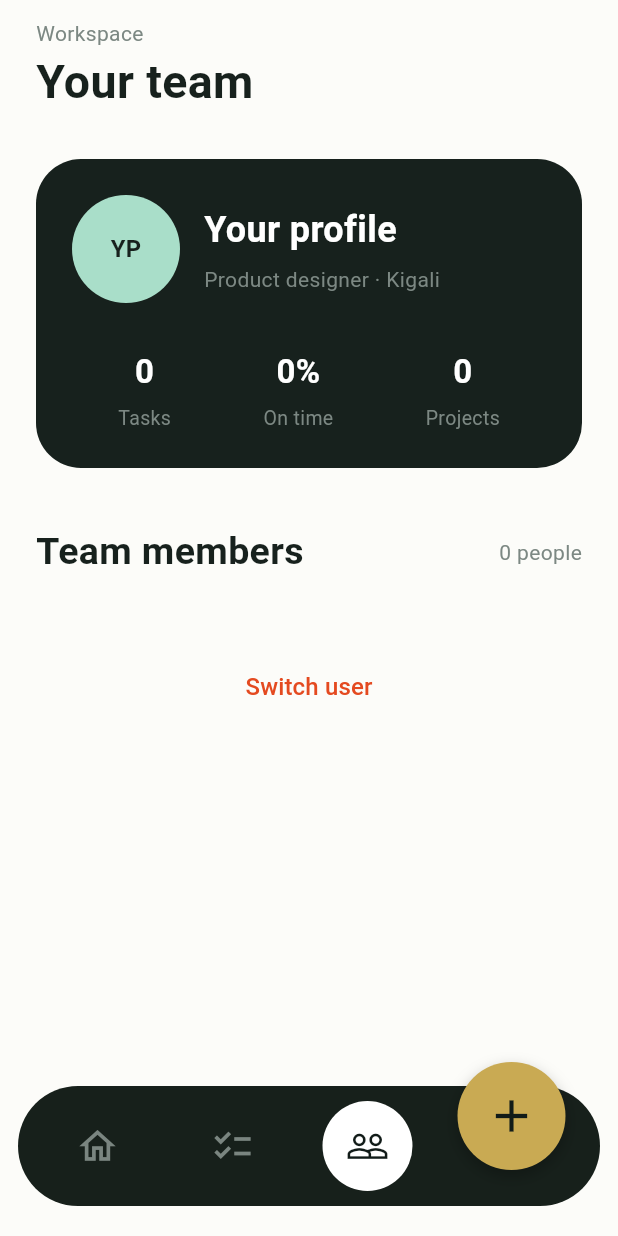
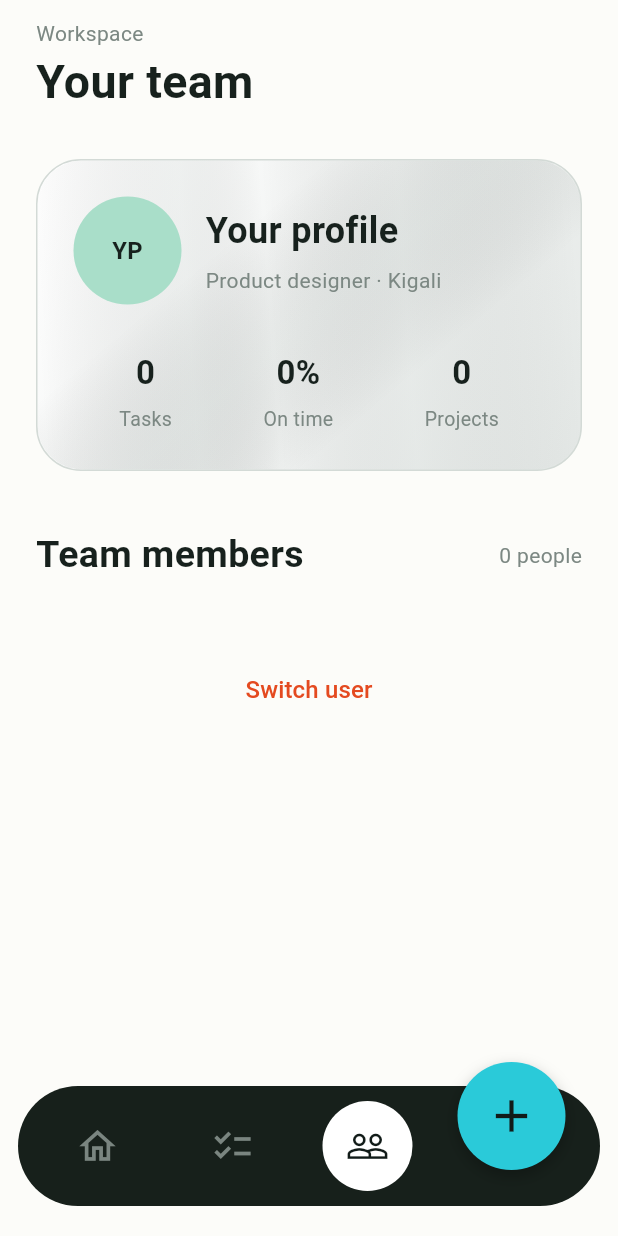
Before and after one commit to julesineza/mobile_dev_formative_assignment1, a Flutter app: the TeamProfileScreen screen opened by its route, on a phone screen of 412 x 824 dp. Run offline on Flutter 3.47's test engine with Material 3 defaults, Android fonts, the phone set to English and light mode, and no system bars; our stand-ins replace shared_preferences; accounts and stored records are empty.

Commit message:
design changes

```diff
--- a/lib/screens/team_profile_screen.dart
+++ b/lib/screens/team_profile_screen.dart
@@ -145,11 +145,60 @@ class _TeamProfileScreenState extends State<TeamProfileScreen> {
 
   Widget _profileCard() {
     return Container(
+      decoration: BoxDecoration(
+        gradient: const LinearGradient(
+          begin: Alignment.topLeft,
+          end: Alignment.bottomRight,
+          colors: [Color(0xFFFFFFFF), Color(0xFFF1F3F2), Color(0xFFE4E8E6)],
+          stops: [0.0, 0.5, 1.0],
+        ),
+        borderRadius: BorderRadius.circular(30),
+        border: Border.all(color: Color(0xFFD3DAD6)),
+      ),
+      child: ClipRRect(
+        borderRadius: BorderRadius.circular(30),
+        child: Stack(
+          children: [
+            Positioned.fill(
+              child: IgnorePointer(
+                child: DecoratedBox(
+                  decoration: BoxDecoration(
+                    gradient: LinearGradient(
+                      begin: const Alignment(-1, .15),
+                      end: const Alignment(1, -.1),
+                      colors: [
+                        Colors.transparent,
+                        const Color(0xFF9CA9A4).withValues(alpha: .12),
+                        Colors.transparent,
+                        const Color(0xFFB7C1BD).withValues(alpha: .1),
+                        Colors.transparent,
+                      ],
+                      stops: const [0, .28, .43, .68, 1],
+                    ),
+                  ),
+                ),
+              ),
+            ),
+            Positioned.fill(
+              child: IgnorePointer(
+                child: DecoratedBox(
+                  decoration: BoxDecoration(
+                    gradient: LinearGradient(
+                      begin: const Alignment(-.4, -1),
+                      end: const Alignment(.55, 1),
+                      colors: [
+                        Colors.transparent,
+                        const Color(0xFF7F8E87).withValues(alpha: .1),
+                        Colors.transparent,
+                      ],
+                      stops: const [.2, .48, .75],
+                    ),
+                  ),
+                ),
+              ),
+            ),
+            Padding(
               padding: const EdgeInsets.all(24),
-      decoration: BoxDecoration(
-        color: AppColors.ink,
-        borderRadius: BorderRadius.circular(30),
-      ),
               child: Column(
                 children: [
                   Row(
@@ -166,7 +215,7 @@ class _TeamProfileScreenState extends State<TeamProfileScreen> {
                               overflow: TextOverflow.ellipsis,
                               style: TextStyle(
                                 fontFamily: '.SF Pro Display',
-                        color: Colors.white,
+                                color: AppColors.ink,
                                 fontSize: 24,
                                 fontWeight: FontWeight.w700,
                               ),
@@ -195,6 +244,10 @@ class _TeamProfileScreenState extends State<TeamProfileScreen> {
                     ],
                   ),
                 ],
+              ),
+            ),
+          ],
+        ),
       ),
     );
   }
@@ -317,7 +370,7 @@ class _Metric extends StatelessWidget {
           value,
           style: const TextStyle(
             fontFamily: '.SF Pro Display',
-            color: Colors.white,
+            color: AppColors.ink,
             fontSize: 22,
             fontWeight: FontWeight.w600,
           ),
--- a/lib/widgets/navabar.dart
+++ b/lib/widgets/navabar.dart
@@ -71,7 +71,7 @@ class Navbar extends StatelessWidget {
           width: 72,
           height: 72,
           decoration: const BoxDecoration(
-            color: Color.fromARGB(255, 201, 170, 83),
+            color: Color.fromARGB(255, 42, 202, 217),
             shape: BoxShape.circle,
             boxShadow: [
               BoxShadow(
```
Also changed, not shown: lib/screens/dashboard_screen.dart (+99 -43 lines). Lines whose indentation alone changed are shown as unchanged.
